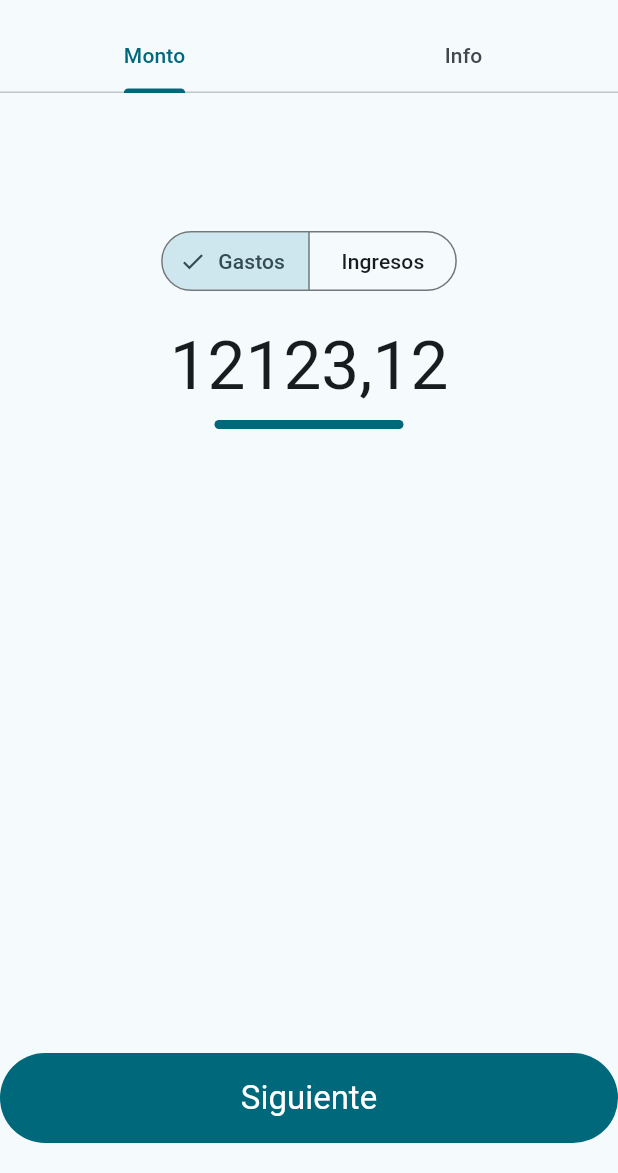
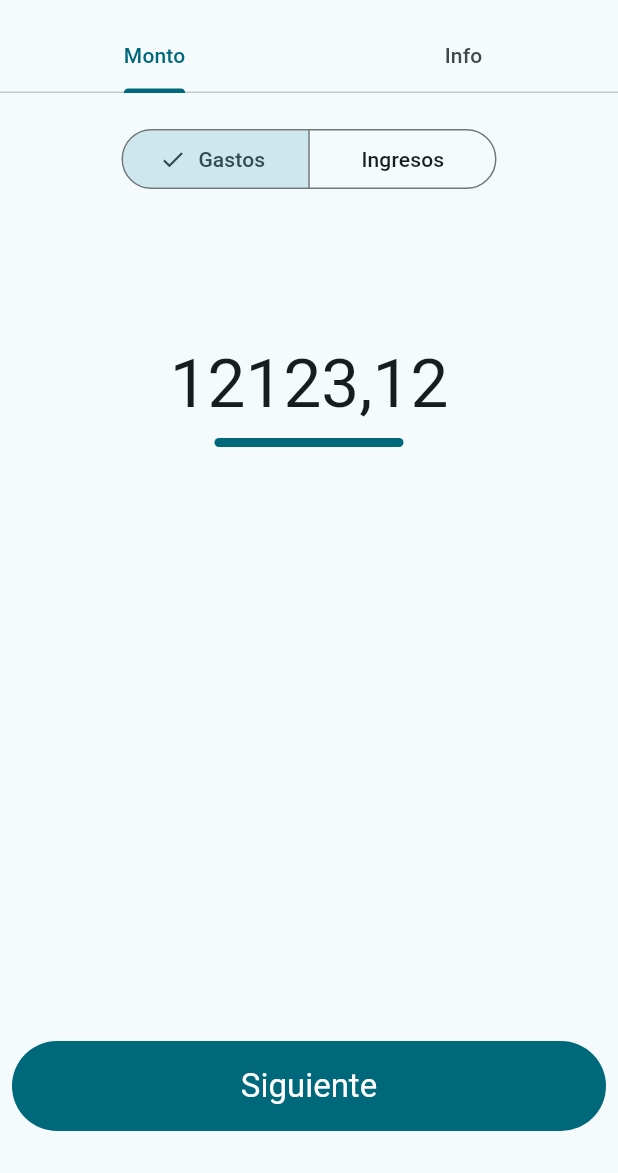
Before and after one commit to jeantivan/flutter-project, a Flutter app: the CreateTransaction screen opened by its route, on a phone screen of 412 x 824 dp, the part 63-1236 px from its top. Run offline on Flutter 3.47's test engine with Material 3 defaults, Android fonts, the phone set to English and light mode, and no system bars; our stand-ins replace timeago.

Commit message:
ADD: Pequeño padding al container de la vista

```diff
--- a/lib/pages/create_transaction.dart
+++ b/lib/pages/create_transaction.dart
@@ -20,12 +20,16 @@ class _MontoViewState extends State<MontoView> {
   @override
   Widget build(BuildContext context) {
     final theme = Theme.of(context);
-    return Column(
+    return Padding(
+      padding: const EdgeInsets.all(8.0),
+      child: Column(
         children: [
           const SizedBox(
-          height: 88,
+            height: 12,
           ),
-        SegmentedButton(
+          SizedBox(
+            width: 250,
+            child: SegmentedButton(
               segments: const [
                 ButtonSegment(
                     value: TransactionType.expense, label: Text("Gastos")),
@@ -39,8 +43,9 @@ class _MontoViewState extends State<MontoView> {
                 });
               },
             ),
+          ),
           const SizedBox(
-          height: 20,
+            height: 100,
           ),
           Column(
             children: [
@@ -74,10 +79,11 @@ class _MontoViewState extends State<MontoView> {
               )),
             ],
           ),
-        SizedBox(
+          const SizedBox(
             height: 20,
           )
         ],
+      ),
     );
   }
 }
```
Lines whose indentation alone changed are shown as unchanged.
